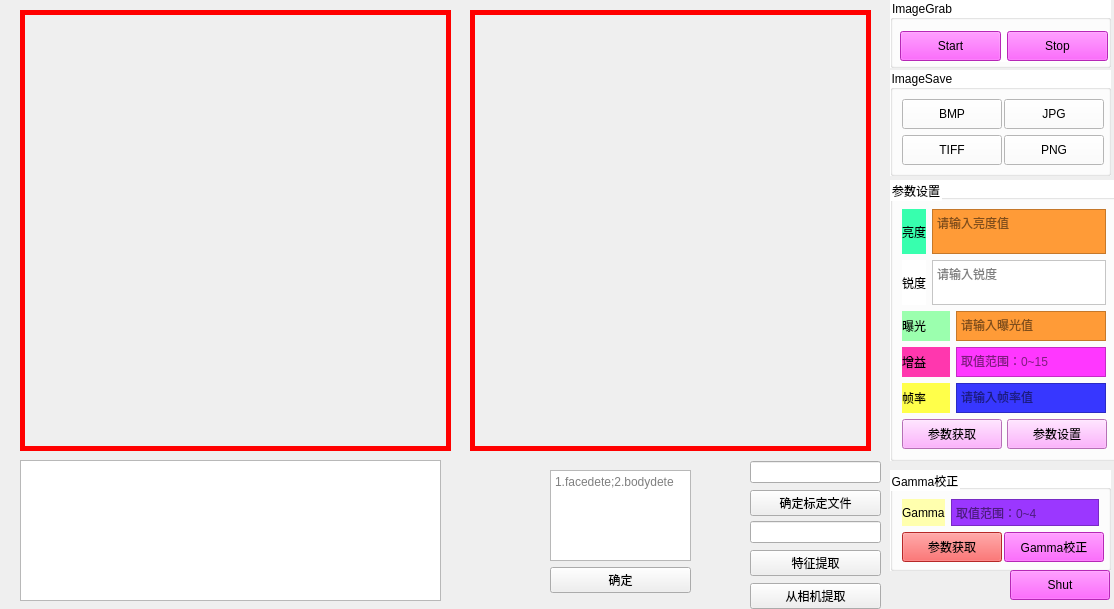
The window that lp001/LPqt001/widget.ui (lupeng25/Qtcv) describes before a commit, drawn with Qt 5.
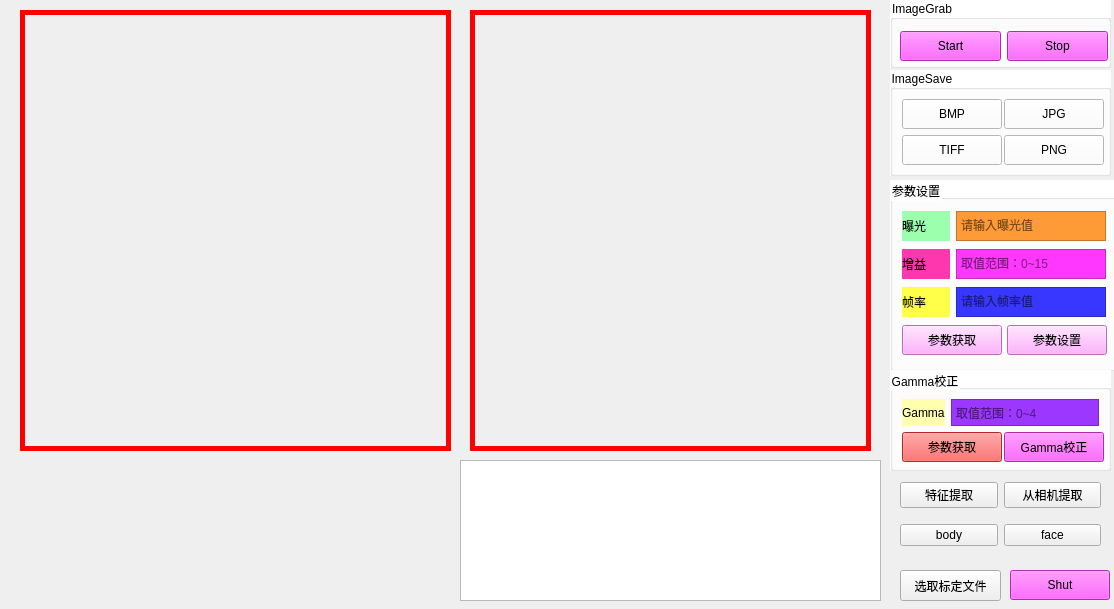
The same window after the commit. Icons and pictures are not drawn.

What changed in the file:
```diff
--- a/lp001/LPqt001/widget.ui
+++ b/lp001/LPqt001/widget.ui
@@ -210,7 +210,7 @@
      <x>890</x>
      <y>180</y>
      <width>228</width>
-     <height>281</height>
+     <height>191</height>
     </rect>
    </property>
    <property name="styleSheet">
@@ -221,48 +221,6 @@
     <string>参数设置</string>
    </property>
    <layout class="QVBoxLayout" name="verticalLayout">
-    <item>
-     <layout class="QHBoxLayout" name="horizontalLayout_2">
-      <item>
-       <widget class="QLabel" name="label_6">
-        <property name="styleSheet">
-         <string notr="true">background-color: rgb(55, 255, 174);</string>
-        </property>
-        <property name="text">
-         <string>亮度</string>
-        </property>
-       </widget>
-      </item>
-      <item>
-       <widget class="QPlainTextEdit" name="B_light">
-        <property name="styleSheet">
-         <string notr="true">background-color: rgb(255,155, 55);</string>
-        </property>
-        <property name="placeholderText">
-         <string>请输入亮度值</string>
-        </property>
-       </widget>
-      </item>
-     </layout>
-    </item>
-    <item>
-     <layout class="QHBoxLayout" name="horizontalLayout_12">
-      <item>
-       <widget class="QLabel" name="label_9">
-        <property name="text">
-         <string>锐度</string>
-        </property>
-       </widget>
-      </item>
-      <item>
-       <widget class="QPlainTextEdit" name="B_Sp">
-        <property name="placeholderText">
-         <string>请输入锐度</string>
-        </property>
-       </widget>
-      </item>
-     </layout>
-    </item>
     <item>
      <layout class="QHBoxLayout" name="horizontalLayout_7">
       <item>
@@ -401,7 +359,7 @@
    <property name="geometry">
     <rect>
      <x>890</x>
-     <y>470</y>
+     <y>370</y>
      <width>221</width>
      <height>101</height>
     </rect>
@@ -513,61 +471,10 @@
     <string>Shut</string>
    </property>
   </widget>
-  <widget class="QWidget" name="verticalLayoutWidget">
-   <property name="geometry">
-    <rect>
-     <x>750</x>
-     <y>460</y>
-     <width>131</width>
-     <height>57</height>
-    </rect>
-   </property>
-   <layout class="QVBoxLayout" name="verticalLayout_4">
-    <item>
-     <widget class="QLineEdit" name="BdEdit"/>
-    </item>
-    <item>
-     <widget class="QPushButton" name="btnGetImage">
-      <property name="text">
-       <string>确定标定文件</string>
-      </property>
-     </widget>
-    </item>
-   </layout>
-  </widget>
-  <widget class="QWidget" name="verticalLayoutWidget_2">
-   <property name="geometry">
-    <rect>
-     <x>750</x>
-     <y>520</y>
-     <width>131</width>
-     <height>91</height>
-    </rect>
-   </property>
-   <layout class="QVBoxLayout" name="verticalLayout_5">
-    <item>
-     <widget class="QLineEdit" name="featureline"/>
-    </item>
-    <item>
-     <widget class="QPushButton" name="btnFeature">
-      <property name="text">
-       <string>特征提取</string>
-      </property>
-     </widget>
-    </item>
-    <item>
-     <widget class="QPushButton" name="Camfea">
-      <property name="text">
-       <string>从相机提取</string>
-      </property>
-     </widget>
-    </item>
-   </layout>
-  </widget>
   <widget class="QPlainTextEdit" name="label_233">
    <property name="geometry">
     <rect>
-     <x>20</x>
+     <x>460</x>
      <y>460</y>
      <width>421</width>
      <height>141</height>
@@ -595,27 +502,66 @@
     <string/>
    </property>
   </widget>
-  <widget class="QWidget" name="verticalLayoutWidget_3">
+  <widget class="QPushButton" name="btnGetImage">
    <property name="geometry">
     <rect>
-     <x>550</x>
-     <y>470</y>
-     <width>141</width>
-     <height>123</height>
+     <x>900</x>
+     <y>570</y>
+     <width>101</width>
+     <height>31</height>
     </rect>
    </property>
-   <layout class="QVBoxLayout" name="verticalLayout_6">
+   <property name="text">
+    <string>选取标定文件</string>
+   </property>
+  </widget>
+  <widget class="QWidget" name="horizontalLayoutWidget">
+   <property name="geometry">
+    <rect>
+     <x>900</x>
+     <y>520</y>
+     <width>201</width>
+     <height>31</height>
+    </rect>
+   </property>
+   <layout class="QHBoxLayout" name="horizontalLayout_2">
     <item>
-     <widget class="QPlainTextEdit" name="humanfeature">
-      <property name="placeholderText">
-       <string>1.facedete;2.bodydete</string>
+     <widget class="QPushButton" name="bodypush">
+      <property name="text">
+       <string>body</string>
       </property>
      </widget>
     </item>
     <item>
      <widget class="QPushButton" name="human">
       <property name="text">
-       <string>确定</string>
+       <string>face</string>
+      </property>
+     </widget>
+    </item>
+   </layout>
+  </widget>
+  <widget class="QWidget" name="horizontalLayoutWidget_2">
+   <property name="geometry">
+    <rect>
+     <x>900</x>
+     <y>480</y>
+     <width>201</width>
+     <height>31</height>
+    </rect>
+   </property>
+   <layout class="QHBoxLayout" name="horizontalLayout_3">
+    <item>
+     <widget class="QPushButton" name="btnFeature">
+      <property name="text">
+       <string>特征提取</string>
+      </property>
+     </widget>
+    </item>
+    <item>
+     <widget class="QPushButton" name="Camfea">
+      <property name="text">
+       <string>从相机提取</string>
       </property>
      </widget>
     </item>
```
